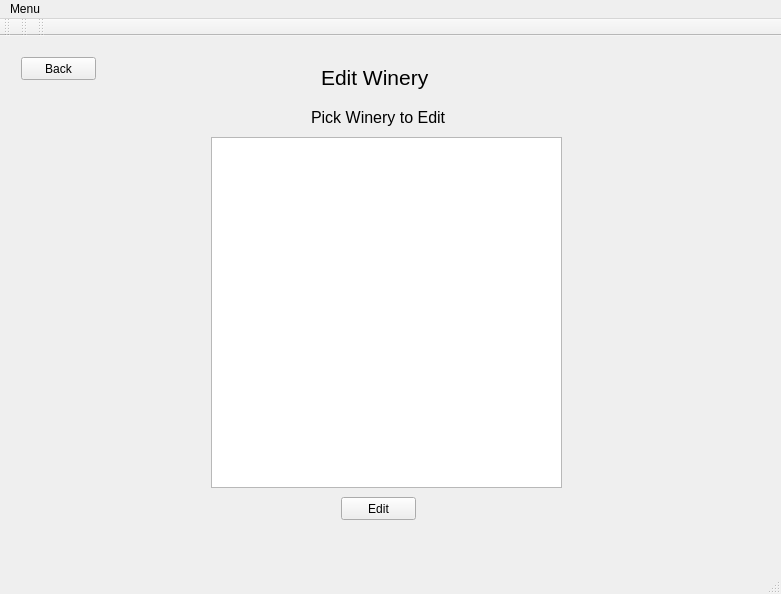
The window that WineryProject/mainwindow.ui (AustinVaday/CS1D-Class-Project-1) describes before a commit, drawn with Qt 5.
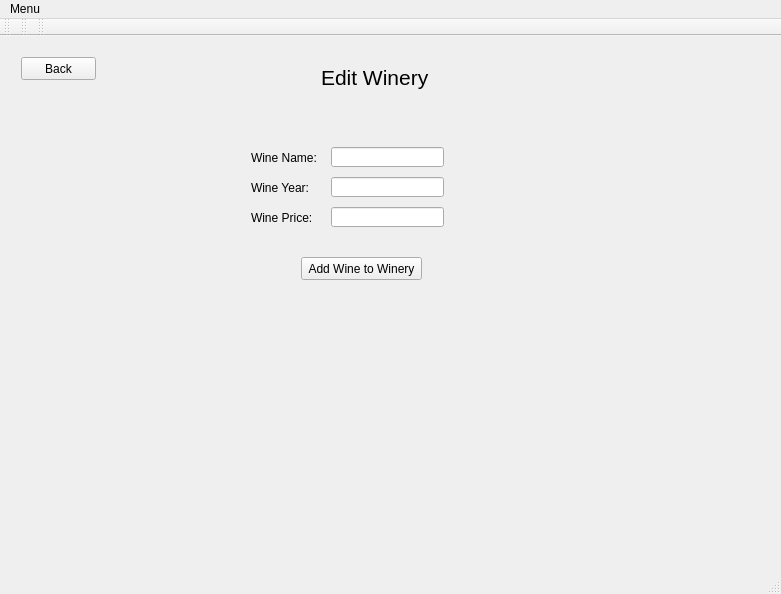
The same window after the commit. The open tabs and pages were chosen to show the change.

Diff of the .ui file:
```diff
--- a/WineryProject/mainwindow.ui
+++ b/WineryProject/mainwindow.ui
@@ -771,47 +771,6 @@
          <string>Edit Winery</string>
         </property>
        </widget>
-       <widget class="QListView" name="WineList_2">
-        <property name="geometry">
-         <rect>
-          <x>200</x>
-          <y>90</y>
-          <width>351</width>
-          <height>351</height>
-         </rect>
-        </property>
-       </widget>
-       <widget class="QLabel" name="PickWineryEdit">
-        <property name="geometry">
-         <rect>
-          <x>300</x>
-          <y>60</y>
-          <width>191</width>
-          <height>21</height>
-         </rect>
-        </property>
-        <property name="font">
-         <font>
-          <pointsize>12</pointsize>
-         </font>
-        </property>
-        <property name="text">
-         <string>Pick Winery to Edit</string>
-        </property>
-       </widget>
-       <widget class="QPushButton" name="pushButton_3">
-        <property name="geometry">
-         <rect>
-          <x>330</x>
-          <y>450</y>
-          <width>75</width>
-          <height>23</height>
-         </rect>
-        </property>
-        <property name="text">
-         <string>Edit</string>
-        </property>
-       </widget>
        <widget class="QPushButton" name="pushButton_7">
         <property name="geometry">
          <rect>
@@ -825,6 +784,88 @@
          <string>Back</string>
         </property>
        </widget>
+       <widget class="QLabel" name="yearLabel_3">
+        <property name="geometry">
+         <rect>
+          <x>240</x>
+          <y>130</y>
+          <width>71</width>
+          <height>21</height>
+         </rect>
+        </property>
+        <property name="text">
+         <string>Wine Year:</string>
+        </property>
+       </widget>
+       <widget class="QLineEdit" name="winePrice_3">
+        <property name="geometry">
+         <rect>
+          <x>320</x>
+          <y>160</y>
+          <width>113</width>
+          <height>20</height>
+         </rect>
+        </property>
+       </widget>
+       <widget class="QLineEdit" name="wineName_4">
+        <property name="geometry">
+         <rect>
+          <x>320</x>
+          <y>100</y>
+          <width>113</width>
+          <height>20</height>
+         </rect>
+        </property>
+       </widget>
+       <widget class="QLabel" name="nameLabel_4">
+        <property name="geometry">
+         <rect>
+          <x>240</x>
+          <y>100</y>
+          <width>71</width>
+          <height>21</height>
+         </rect>
+        </property>
+        <property name="text">
+         <string>Wine Name:</string>
+        </property>
+       </widget>
+       <widget class="QLabel" name="priceLabel_3">
+        <property name="geometry">
+         <rect>
+          <x>240</x>
+          <y>160</y>
+          <width>71</width>
+          <height>21</height>
+         </rect>
+        </property>
+        <property name="text">
+         <string>Wine Price:</string>
+        </property>
+       </widget>
+       <widget class="QLineEdit" name="wineYear_3">
+        <property name="geometry">
+         <rect>
+          <x>320</x>
+          <y>130</y>
+          <width>113</width>
+          <height>20</height>
+         </rect>
+        </property>
+       </widget>
+       <widget class="QPushButton" name="AddWine_3">
+        <property name="geometry">
+         <rect>
+          <x>290</x>
+          <y>210</y>
+          <width>121</width>
+          <height>23</height>
+         </rect>
+        </property>
+        <property name="text">
+         <string>Add Wine to Winery</string>
+        </property>
+       </widget>
       </widget>
       <widget class="QWidget" name="EditSpecificWinery">
        <widget class="QLabel" name="EditTitle">
```
Left out of the diff: 12 changed lines with no effect on the pictures.
